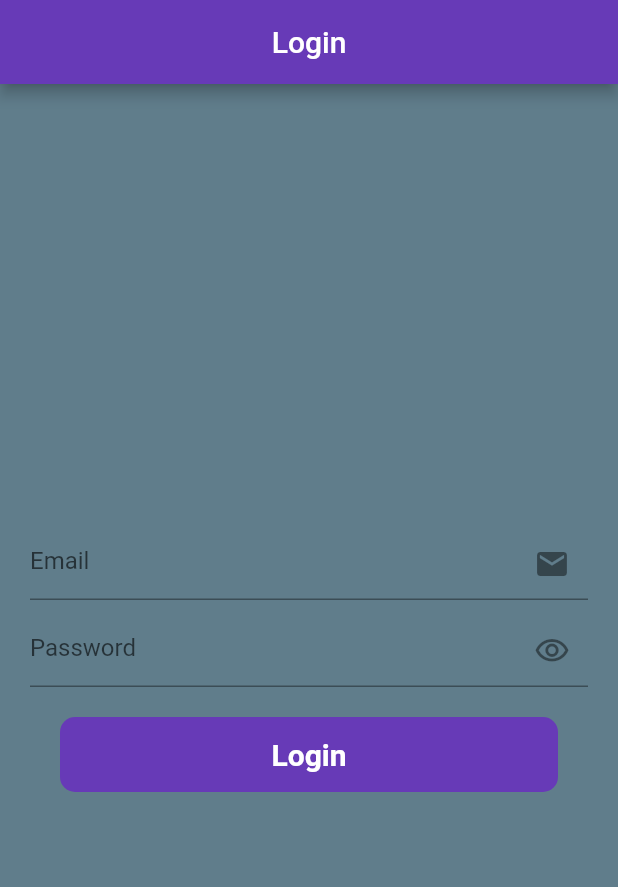
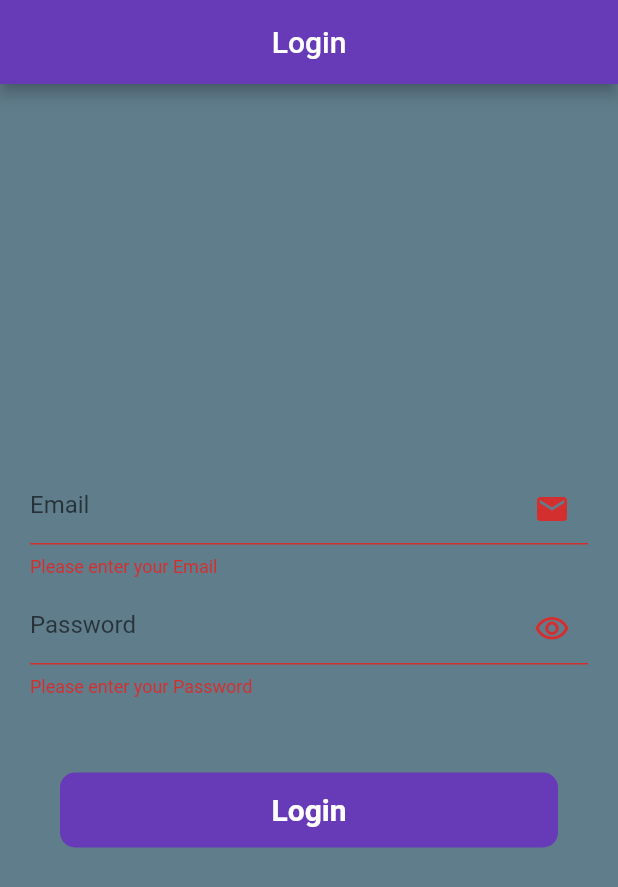
Before and after one commit to abuniaz/besic_setup_of_firebase, a Flutter app: the screen it shows after launch, after a tap on "Login", on a phone screen of 412 x 824 dp. Shown: the top 887 px of the screen. Run offline on Flutter 3.47's test engine with Material 2 defaults, Android fonts, the light colour scheme and no system bars; our stand-ins replace firebase_core; accounts and stored records are empty.

Commit message:
Update login_screen.dart

```diff
--- a/lib/UI/auth/login_screen.dart
+++ b/lib/UI/auth/login_screen.dart
@@ -40,31 +40,47 @@ class _LoginScreenState extends State<LoginScreen> {
                 child: Column(
                   children: [
                     TextFormField(
+                      keyboardType: TextInputType.emailAddress,
                       controller: emailController,
                       decoration: const InputDecoration(
                         hintText: 'Email',
                         suffixIcon: Icon(Icons.email),
                       ),
+                      validator: (value) {
+                        if (value!.isEmpty) {
+                          return 'Please enter your Email';
+                        }
+                        return null;
+                      },
                     ),
                     const SizedBox(
                       height: 10,
                     ),
                     TextFormField(
+                      keyboardType: TextInputType.text,
                       obscureText: true,
                       controller: passwoardController,
                       decoration: const InputDecoration(
                         hintText: 'Password',
                         suffixIcon: Icon(Icons.visibility_outlined),
                       ),
-                    ),
-                    const SizedBox(
-                      height: 20,
+                      validator: (value) {
+                        if (value!.isEmpty) {
+                          return 'Please enter your Password';
+                        }
+                        return null;
+                      },
                     ),
                   ],
                 )),
+            const SizedBox(
+              height: 50,
+            ),
             RoundButton(
               title: 'Login',
-              onTap: () {},
+              onTap: () {
+                if (_formKey.currentState!.validate()) {}
+              },
             )
           ],
         ),
```
